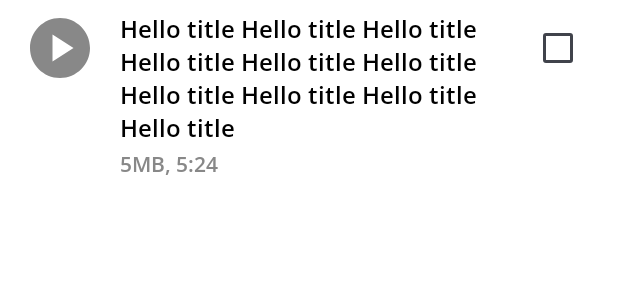
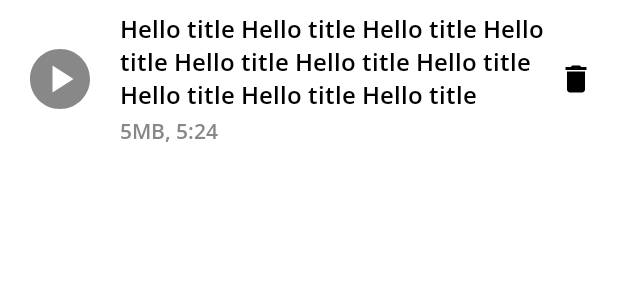
Before and after one commit to arohim/jetpack-compose-audio-recorder, an Android app built with Jetpack Compose: the @Preview function PreviewRecordItem, on a phone screen of 412 x 824 dp. Shown: the top 300 px of the screen. Run offline under Robolectric (Android 15) with nearby library versions, the phone set to English and light mode, and no system bars.

Commit message:
Added delete function

```diff
--- a/app/src/main/java/com/him/sama/audiorecorder/presentation/feature/playerlist/component/RecordItem.kt
+++ b/app/src/main/java/com/him/sama/audiorecorder/presentation/feature/playerlist/component/RecordItem.kt
@@ -10,12 +10,15 @@ import androidx.compose.foundation.layout.height
 import androidx.compose.foundation.layout.padding
 import androidx.compose.foundation.layout.size
 import androidx.compose.foundation.layout.width
+import androidx.compose.material.minimumInteractiveComponentSize
 import androidx.compose.material3.Checkbox
 import androidx.compose.material3.Icon
 import androidx.compose.runtime.Composable
+import androidx.compose.ui.Alignment
 import androidx.compose.ui.Modifier
 import androidx.compose.ui.graphics.Color
 import androidx.compose.ui.res.painterResource
+import androidx.compose.ui.res.stringResource
 import androidx.compose.ui.tooling.preview.Preview
 import androidx.compose.ui.unit.dp
 import com.him.sama.audiorecorder.R
@@ -28,6 +31,7 @@ fun RecordItem(
     title: String,
     meta: String,
     onItemClick: () -> Unit,
+    onDeleteClick: () -> Unit,
     onCheckedChange: ((Boolean) -> Unit)?
 ) {
     Row(
@@ -35,7 +39,8 @@ fun RecordItem(
             .clickable(onClick = onItemClick)
             .background(Color.White)
             .fillMaxWidth()
-            .padding(vertical = 8.dp, horizontal = 16.dp)
+            .padding(vertical = 8.dp, horizontal = 16.dp),
+        verticalAlignment = Alignment.CenterVertically
     ) {
         Icon(
             modifier = Modifier.size(48.dp),
@@ -61,9 +66,14 @@ fun RecordItem(
                 color = Color.Gray
             )
         }
-        Checkbox(
-            checked = false,
-            onCheckedChange = onCheckedChange
+        Icon(
+            modifier = Modifier
+                .clickable(onClick = onDeleteClick)
+                .size(24.dp)
+                .minimumInteractiveComponentSize(),
+            painter = painterResource(id = R.drawable.ic_baseline_delete_24),
+            contentDescription = null,
+            tint = Color.Black
         )
     }
 }
@@ -76,6 +86,7 @@ fun PreviewRecordItem() {
             title = "Hello title ".repeat(10),
             meta = "5MB, 5:24",
             onItemClick = {},
+            onDeleteClick = {},
             onCheckedChange = {}
         )
     }
--- /dev/null
+++ b/app/src/main/res/drawable/ic_baseline_delete_24.xml
@@ -0,0 +1,5 @@
+<vector android:height="24dp" android:tint="#000000"
+    android:viewportHeight="24" android:viewportWidth="24"
+    android:width="24dp" xmlns:android="http://schemas.android.com/apk/res/android">
+    <path android:fillColor="@android:color/white" android:pathData="M6,19c0,1.1 0.9,2 2,2h8c1.1,0 2,-0.9 2,-2V7H6v12zM19,4h-3.5l-1,-1h-5l-1,1H5v2h14V4z"/>
+</vector>
```
Also changed, not shown: app/src/main/java/com/him/sama/audiorecorder/presentation/feature/playerlist/screen/RecordListScreen.kt (+103 -2 lines).
